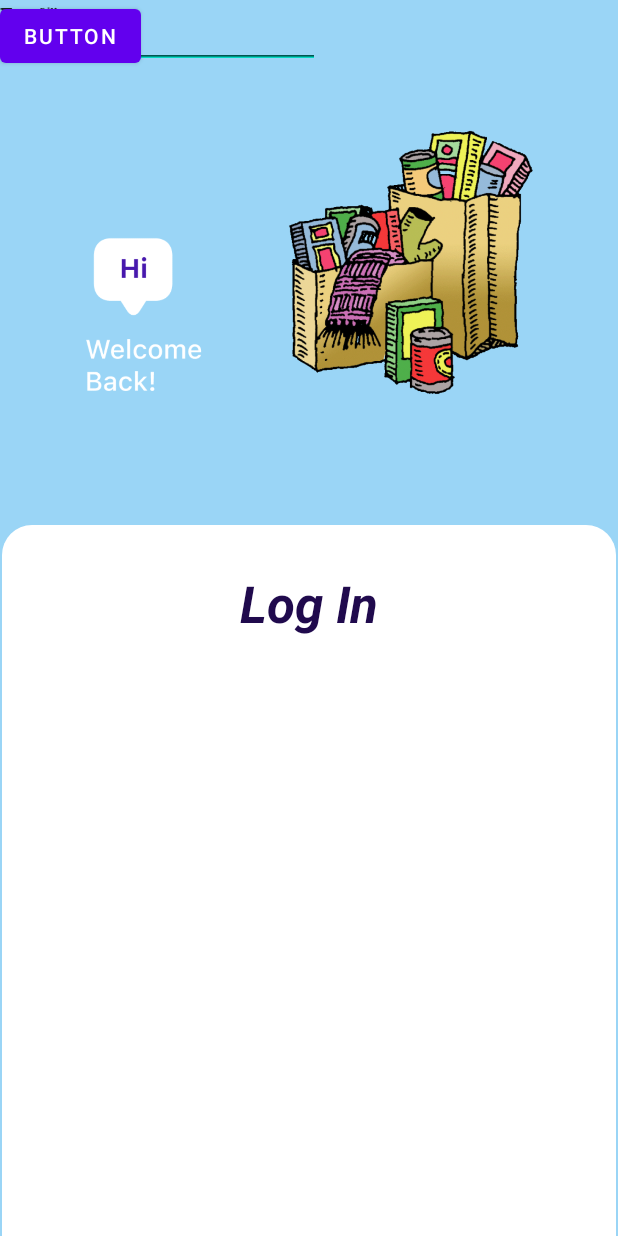
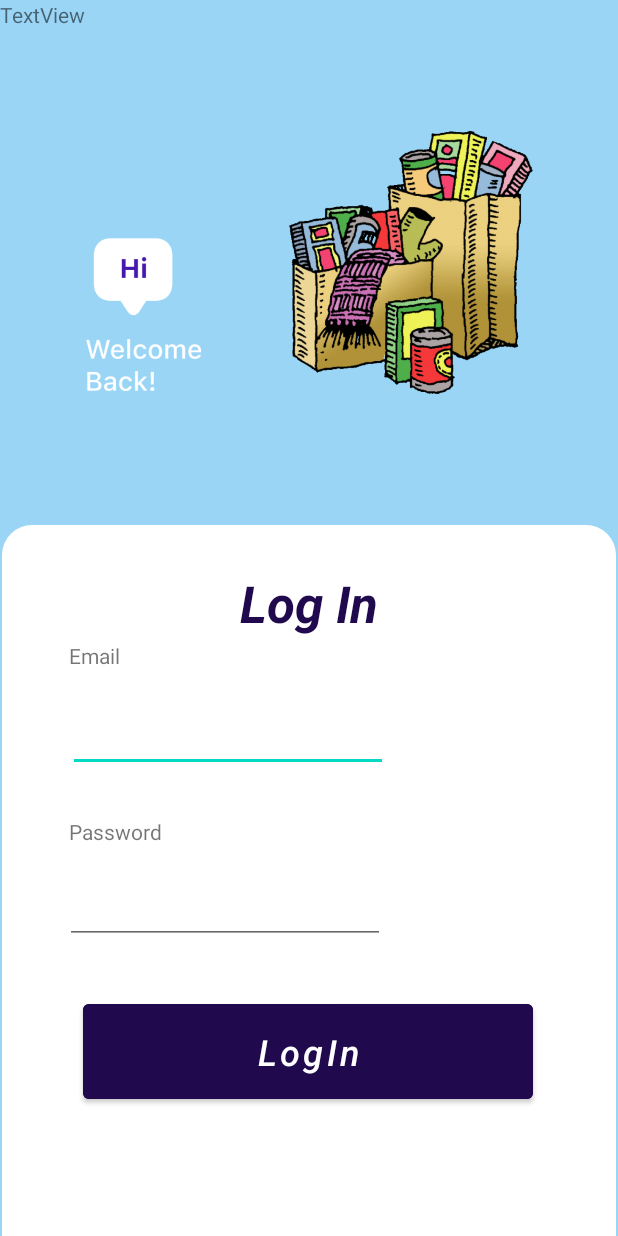
Before and after one commit to ramiakl/Foodify, an Android app: the layout login.xml on its own in the app's theme, with its tools: preview values and no code run, on a phone screen of 412 x 824 dp. Run offline under Robolectric (Android 15) with nearby library versions, the phone set to English and light mode, and no system bars.

Commit message:
Finishing the login page

```diff
--- a/FrontEnd/app/src/main/res/layout/login.xml
+++ b/FrontEnd/app/src/main/res/layout/login.xml
@@ -62,8 +62,12 @@
         android:layout_width="wrap_content"
         android:layout_height="wrap_content"
         android:text="Email"
-        tools:layout_editor_absoluteX="43dp"
-        tools:layout_editor_absoluteY="373dp" />
+        app:layout_constraintBottom_toBottomOf="parent"
+        app:layout_constraintEnd_toEndOf="parent"
+        app:layout_constraintHorizontal_bias="0.122"
+        app:layout_constraintStart_toStartOf="parent"
+        app:layout_constraintTop_toTopOf="@+id/view"
+        app:layout_constraintVertical_bias="0.17000002" />
 
     <EditText
         android:id="@+id/editTextTextPersonName2"
@@ -71,43 +75,62 @@
         android:layout_height="wrap_content"
         android:ems="10"
         android:inputType="textPersonName"
-        android:text="Name"
-        tools:layout_editor_absoluteX="40dp"
-        tools:layout_editor_absoluteY="400dp" />
+        app:layout_constraintBottom_toBottomOf="parent"
+        app:layout_constraintEnd_toEndOf="parent"
+        app:layout_constraintHorizontal_bias="0.228"
+        app:layout_constraintStart_toStartOf="parent"
+        app:layout_constraintTop_toBottomOf="@+id/textView3"
+        app:layout_constraintVertical_bias="0.069" />
 
     <TextView
         android:id="@+id/textView4"
         android:layout_width="wrap_content"
         android:layout_height="wrap_content"
-        android:text="TextView"
-        tools:layout_editor_absoluteX="41dp"
-        tools:layout_editor_absoluteY="473dp" />
-
-    <EditText
-        android:id="@+id/editTextTextPersonName3"
-        android:layout_width="wrap_content"
-        android:layout_height="wrap_content"
-        android:ems="10"
-        android:inputType="textPersonName"
-        android:text="Name"
-        tools:layout_editor_absoluteX="46dp"
-        tools:layout_editor_absoluteY="518dp" />
+        android:layout_marginBottom="260dp"
+        android:text="Password"
+        app:layout_constraintBottom_toBottomOf="parent"
+        app:layout_constraintEnd_toEndOf="@+id/view"
+        app:layout_constraintHorizontal_bias="0.0"
+        app:layout_constraintStart_toStartOf="@+id/textView3" />
 
     <Button
         android:id="@+id/button"
-        android:layout_width="wrap_content"
-        android:layout_height="wrap_content"
-        android:text="Button"
-        tools:layout_editor_absoluteX="152dp"
-        tools:layout_editor_absoluteY="588dp" />
+        android:layout_width="300dp"
+        android:layout_height="75dp"
+        android:backgroundTint="#200A4D"
+        android:onClick="login"
+        android:text="LogIn"
+        android:textAlignment="center"
+        android:textAllCaps="false"
+        android:textSize="24sp"
+        android:textStyle="italic"
+        app:layout_constraintBottom_toBottomOf="parent"
+        app:layout_constraintEnd_toEndOf="parent"
+        app:layout_constraintHorizontal_bias="0.495"
+        app:layout_constraintStart_toStartOf="parent"
+        app:layout_constraintTop_toTopOf="@+id/view"
+        app:layout_constraintVertical_bias="0.786" />
 
     <TextView
         android:id="@+id/textView5"
         android:layout_width="wrap_content"
         android:layout_height="wrap_content"
         android:text="TextView"
-        tools:layout_editor_absoluteX="168dp"
-        tools:layout_editor_absoluteY="644dp" />
+        tools:layout_editor_absoluteX="160dp"
+        tools:layout_editor_absoluteY="673dp" />
+
+    <EditText
+        android:id="@+id/editTextTextPersonName4"
+        android:layout_width="wrap_content"
+        android:layout_height="wrap_content"
+        android:ems="10"
+        android:inputType="textPersonName"
+        app:layout_constraintBottom_toBottomOf="parent"
+        app:layout_constraintEnd_toEndOf="parent"
+        app:layout_constraintHorizontal_bias="0.218"
+        app:layout_constraintStart_toStartOf="parent"
+        app:layout_constraintTop_toBottomOf="@+id/textView4"
+        app:layout_constraintVertical_bias="0.094" />
 
 
 </androidx.constraintlayout.widget.ConstraintLayout>
```
